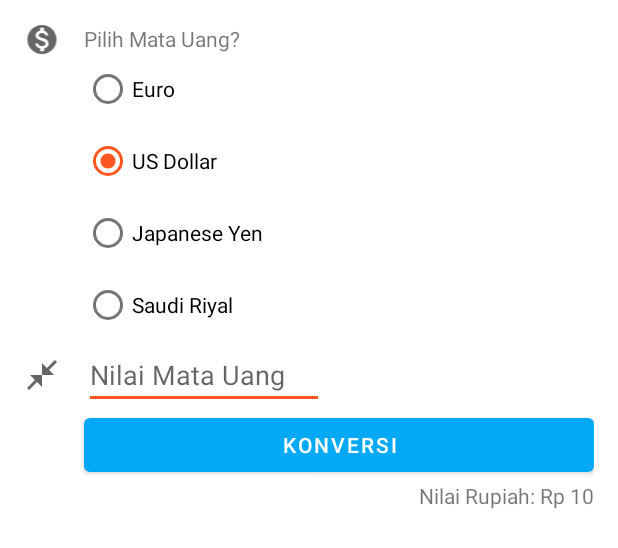
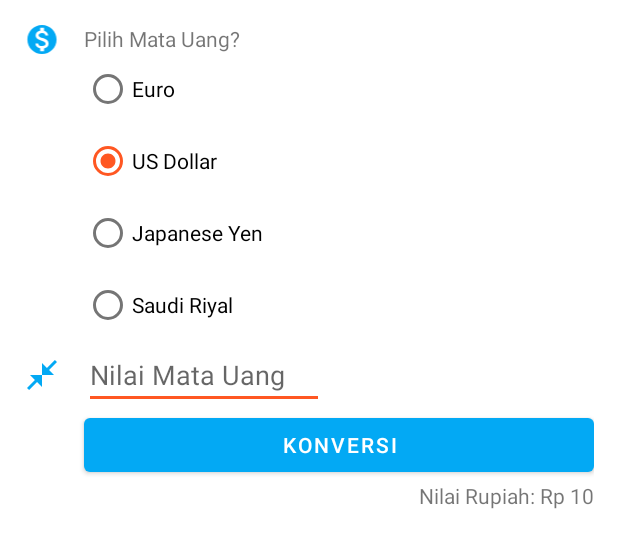
Before and after one commit to zhiaam/Praktikum3MobileImproved, an Android app: the layout activity_main.xml on its own in the app's theme, with its tools: preview values and no code run, on a phone screen of 412 x 824 dp. Shown: the top 548 px of the screen. Run offline under Robolectric (Android 15) with nearby library versions, the phone set to English and light mode, and no system bars.

Commit message:
Initial Commit

```diff
--- a/app/src/main/res/drawable/ic_cashhere.xml
+++ b/app/src/main/res/drawable/ic_cashhere.xml
@@ -3,7 +3,7 @@
     android:height="24dp"
     android:viewportWidth="24"
     android:viewportHeight="24"
-    android:tint="?attr/colorControlNormal">
+    android:tint="?attr/colorPrimary">
   <path
       android:fillColor="@android:color/white"
       android:pathData="M22,3.41l-5.29,5.29L20,12h-8V4l3.29,3.29L20.59,2L22,3.41zM3.41,22l5.29,-5.29L12,20v-8H4l3.29,3.29L2,20.59L3.41,22z"/>
--- a/app/src/main/res/drawable/ic_money.xml
+++ b/app/src/main/res/drawable/ic_money.xml
@@ -3,7 +3,7 @@
     android:height="24dp"
     android:viewportWidth="24"
     android:viewportHeight="24"
-    android:tint="?attr/colorControlNormal">
+    android:tint="?attr/colorPrimary">
   <path
       android:fillColor="@android:color/white"
       android:pathData="M12,2C6.48,2 2,6.48 2,12s4.48,10 10,10 10,-4.48 10,-10S17.52,2 12,2zM13.41,18.09L13.41,20h-2.67v-1.93c-1.71,-0.36 -3.16,-1.46 -3.27,-3.4h1.96c0.1,1.05 0.82,1.87 2.65,1.87 1.96,0 2.4,-0.98 2.4,-1.59 0,-0.83 -0.44,-1.61 -2.67,-2.14 -2.48,-0.6 -4.18,-1.62 -4.18,-3.67 0,-1.72 1.39,-2.84 3.11,-3.21L10.74,4h2.67v1.95c1.86,0.45 2.79,1.86 2.85,3.39L14.3,9.34c-0.05,-1.11 -0.64,-1.87 -2.22,-1.87 -1.5,0 -2.4,0.68 -2.4,1.64 0,0.84 0.65,1.39 2.67,1.91s4.18,1.39 4.18,3.91c-0.01,1.83 -1.38,2.83 -3.12,3.16z"/>
--- a/app/src/main/res/layout/activity_main.xml
+++ b/app/src/main/res/layout/activity_main.xml
@@ -1,7 +1,12 @@
 <?xml version="1.0" encoding="utf-8"?>
-<androidx.constraintlayout.widget.ConstraintLayout xmlns:android="http://schemas.android.com/apk/res/android"
+<ScrollView
+    xmlns:android="http://schemas.android.com/apk/res/android"
     xmlns:app="http://schemas.android.com/apk/res-auto"
     xmlns:tools="http://schemas.android.com/tools"
+    android:layout_width="match_parent"
+    android:layout_height="match_parent">
+
+    <androidx.constraintlayout.widget.ConstraintLayout
         android:layout_width="match_parent"
         android:layout_height="match_parent"
         android:padding="16dp"
@@ -99,3 +104,4 @@
             app:layout_constraintTop_toBottomOf="@id/calculate_button"
             tools:text="Nilai Rupiah: Rp 10" />
     </androidx.constraintlayout.widget.ConstraintLayout>
+</ScrollView>
```
Also changed, not shown: app/src/main/java/com/example/konversimu1/MainActivity.kt (+15 -4 lines). Lines whose indentation alone changed are shown as unchanged.
